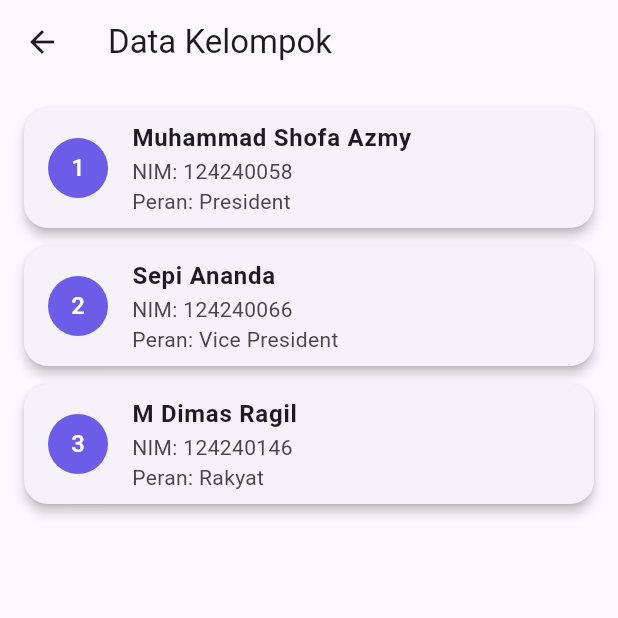
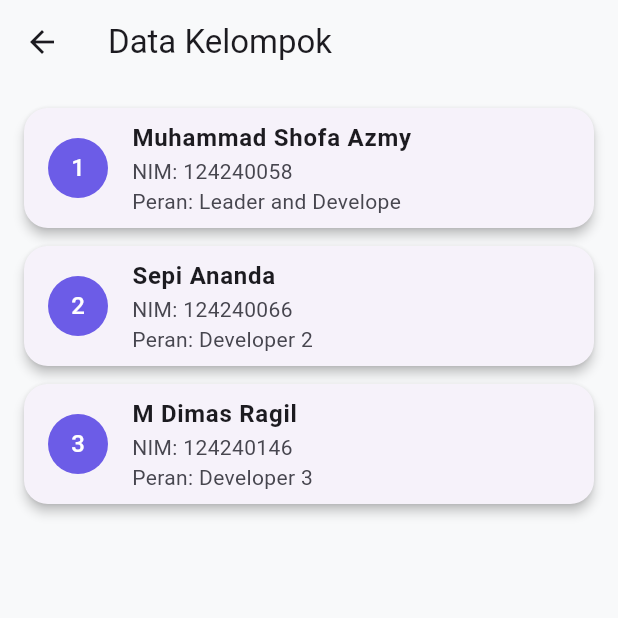
Before and after one commit to VanderMaand/mobilecalculator, a Flutter app: the HomeScreen screen opened by its route, after a tap on "Data Kelompok", on a phone screen of 412 x 824 dp, the top half of it. Run offline on Flutter 3.47's test engine with Material 3 defaults, Android fonts, the phone set to English and light mode, and no system bars.

Commit message:
update sebelum presentasi kemaren

```diff
--- a/lib/main.dart
+++ b/lib/main.dart
@@ -23,7 +23,7 @@ class MyApp extends StatelessWidget {
           seedColor: const Color(0xFF6C5CE7), // Warna dasar/utama aplikasi
           primary: const Color(0xFF6C5CE7),
           secondary: const Color(0xFFA29BFE),
-          background: const Color(0xFFF8F9FA),
+          surface: const Color(0xFFF8F9FA),
         ),
         useMaterial3: true,
         fontFamily: 'Roboto',
@@ -126,7 +126,7 @@ class _LoginScreenState extends State<LoginScreen> {
                     Container(
                       padding: const EdgeInsets.all(16),
                       decoration: BoxDecoration(
-                        color: const Color(0xFF6C5CE7).withOpacity(0.1),
+                        color: const Color(0xFF6C5CE7).withValues(alpha: 0.1),
                         shape: BoxShape.circle,
                       ),
                       child: const Icon(
@@ -379,7 +379,7 @@ class HomeScreen extends StatelessWidget {
         leading: Container(
           padding: const EdgeInsets.all(10),
           decoration: BoxDecoration(
-            color: color.withOpacity(0.15),
+            color: color.withValues(alpha: 0.15),
             shape: BoxShape.circle,
           ),
           child: Icon(icon, color: color, size: 28),
@@ -416,7 +416,7 @@ class HomeScreen extends StatelessWidget {
           borderRadius: BorderRadius.circular(16),
           boxShadow: [
             BoxShadow(
-              color: Colors.black.withOpacity(0.05),
+              color: Colors.black.withValues(alpha: 0.05),
               blurRadius: 10,
               offset: const Offset(0, 4),
             ),
@@ -427,7 +427,7 @@ class HomeScreen extends StatelessWidget {
             Container(
               padding: const EdgeInsets.all(12),
               decoration: BoxDecoration(
-                color: color.withOpacity(0.15),
+                color: color.withValues(alpha: 0.15),
                 shape: BoxShape.circle,
               ),
               child: Icon(icon, color: color, size: 30),
@@ -647,9 +647,9 @@ class DataKelompokScreen extends StatelessWidget {
   Widget build(BuildContext context) {
     // List data dummy anggota kelompok
     final List<Map<String, String>> anggota = [
-      {'nama': 'Muhammad Shofa Azmy', 'nim': '124240058', 'role': 'President'},
-      {'nama': 'Sepi Ananda', 'nim': '124240066', 'role': 'Vice President'},
-      {'nama': 'M Dimas Ragil', 'nim': '124240146', 'role': 'Rakyat'},
+      {'nama': 'Muhammad Shofa Azmy', 'nim': '124240058', 'role': 'Leader and Develope'},
+      {'nama': 'Sepi Ananda', 'nim': '124240066', 'role': 'Developer 2'},
+      {'nama': 'M Dimas Ragil', 'nim': '124240146', 'role': 'Developer 3'},
     ];
 
     return Scaffold(
```
Also changed, not shown: 1 other file.
